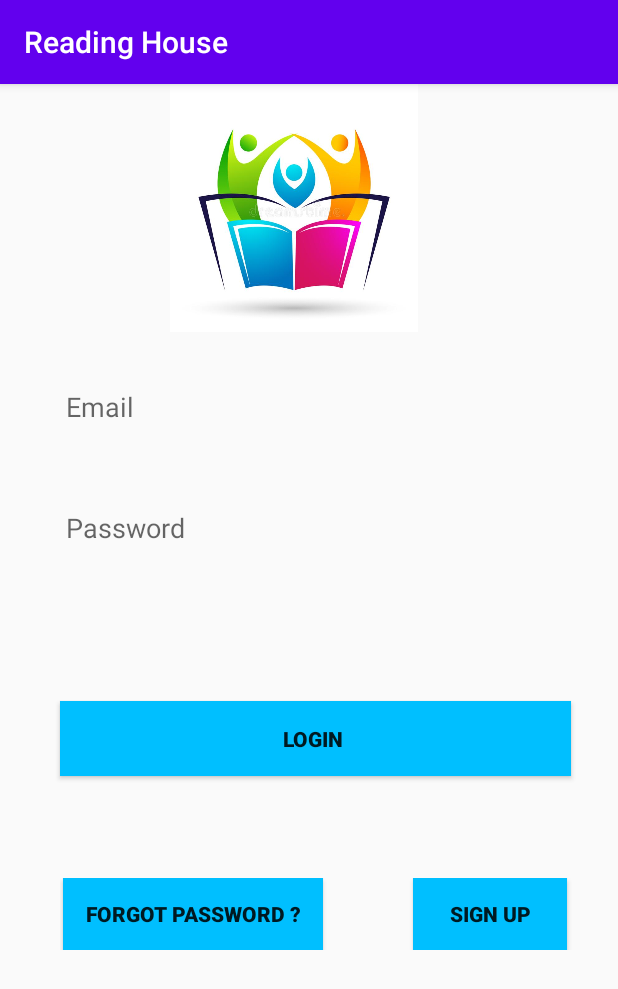
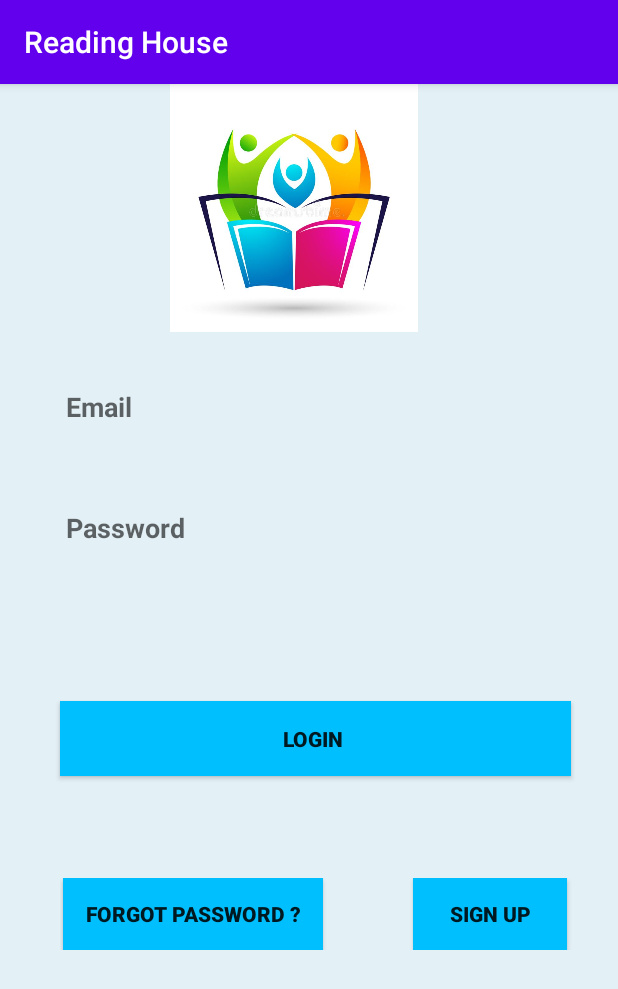
Before and after one commit to V744/ReadingHouse, an Android app: the screen it shows after launch (Login), on a phone screen of 412 x 824 dp. Shown: the top 989 px of the screen. Run offline under Robolectric (Android 15) with nearby library versions, the phone set to English and light mode, and no system bars.

Commit message:
LOGIN UPDATE BACKGROUND

```diff
--- a/app/src/main/res/layout/activity_login.xml
+++ b/app/src/main/res/layout/activity_login.xml
@@ -15,6 +15,7 @@
         <LinearLayout
             android:layout_width="506dp"
             android:layout_height="790dp"
+            android:background="#E3F0F6"
             android:orientation="vertical"
             app:layout_constraintHorizontal_bias="0.0"
             app:layout_constraintVertical_bias="0.0"
@@ -55,6 +56,7 @@
                         android:layout_width="wrap_content"
                         android:layout_height="100dp"
                         android:layout_marginRight="25dp"
+                        android:textStyle="bold"
                         android:layout_weight="1"
                         android:ems="10"
                         android:hint="Email"
@@ -74,6 +76,7 @@
                         android:layout_width="wrap_content"
                         android:layout_height="105dp"
                         android:layout_marginRight="25dp"
+                        android:textStyle="bold"
                         android:layout_weight="1"
                         android:ems="10"
                         android:hint="Password"
```
